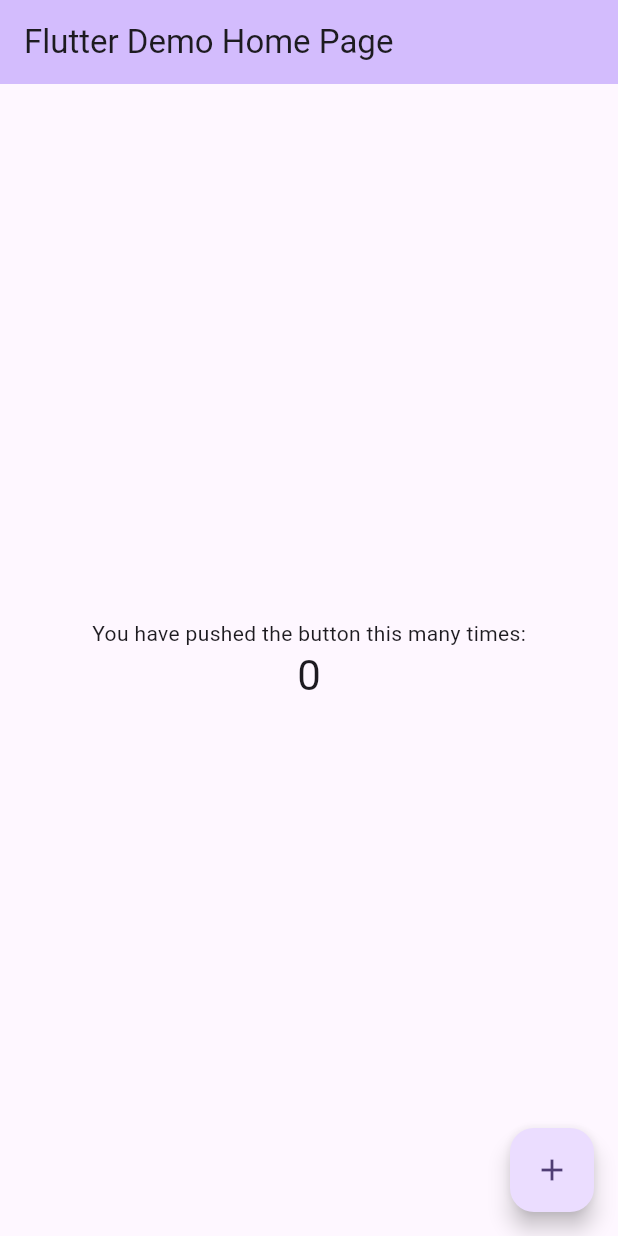
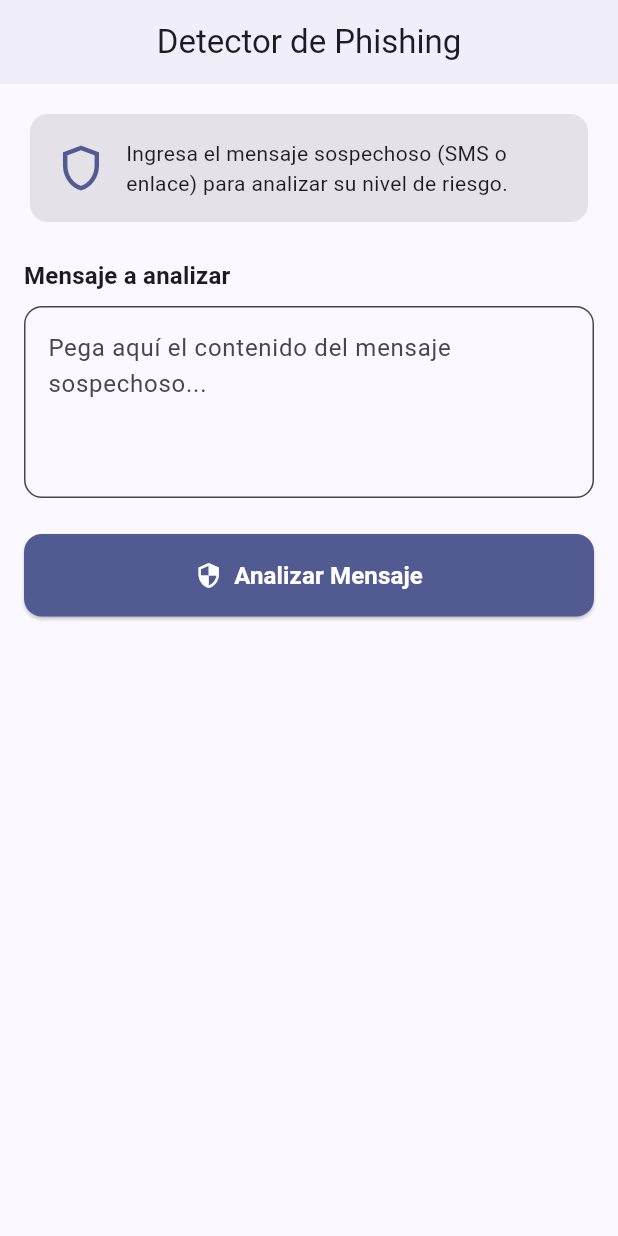
Before and after one commit to JhonRainbow6/phishing_agent_app, a Flutter app: the screen it shows after launch, on a phone screen of 412 x 824 dp. Run offline on Flutter 3.47's test engine with Material 3 defaults, Android fonts, the light colour scheme and no system bars.

Commit message:
add/ diseño estatico IU v0.1

```diff
--- a/lib/main.dart
+++ b/lib/main.dart
@@ -1,122 +1,135 @@
 import 'package:flutter/material.dart';
 
 void main() {
-  runApp(const MyApp());
+  runApp(const PhishingAgentApp());
 }
 
-class MyApp extends StatelessWidget {
-  const MyApp({super.key});
+class PhishingAgentApp extends StatelessWidget {
+  const PhishingAgentApp({super.key});
 
-  // This widget is the root of your application.
   @override
   Widget build(BuildContext context) {
     return MaterialApp(
-      title: 'Flutter Demo',
+      title: 'Phishing Detector Agent',
+      debugShowCheckedModeBanner: false,
       theme: ThemeData(
-        // This is the theme of your application.
-        //
-        // TRY THIS: Try running your application with "flutter run". You'll see
-        // the application has a purple toolbar. Then, without quitting the app,
-        // try changing the seedColor in the colorScheme below to Colors.green
-        // and then invoke "hot reload" (save your changes or press the "hot
-        // reload" button in a Flutter-supported IDE, or press "r" if you used
-        // the command line to start the app).
-        //
-        // Notice that the counter didn't reset back to zero; the application
-        // state is not lost during the reload. To reset the state, use hot
-        // restart instead.
-        //
-        // This works for code too, not just values: Most code changes can be
-        // tested with just a hot reload.
-        colorScheme: .fromSeed(seedColor: Colors.deepPurple),
+        useMaterial3: true,
+        colorScheme: ColorScheme.fromSeed(
+          seedColor: Colors.indigo,
+          brightness: Brightness.light,
+        ),
       ),
-      home: const MyHomePage(title: 'Flutter Demo Home Page'),
+      home: const AnalysisScreen(),
     );
   }
 }
 
-class MyHomePage extends StatefulWidget {
-  const MyHomePage({super.key, required this.title});
-
-  // This widget is the home page of your application. It is stateful, meaning
-  // that it has a State object (defined below) that contains fields that affect
-  // how it looks.
-
-  // This class is the configuration for the state. It holds the values (in this
-  // case the title) provided by the parent (in this case the App widget) and
-  // used by the build method of the State. Fields in a Widget subclass are
-  // always marked "final".
-
-  final String title;
+class AnalysisScreen extends StatefulWidget {
+  const AnalysisScreen({super.key});
 
   @override
-  State<MyHomePage> createState() => _MyHomePageState();
+  State<AnalysisScreen> createState() => _AnalysisScreenState();
 }
 
-class _MyHomePageState extends State<MyHomePage> {
-  int _counter = 0;
+class _AnalysisScreenState extends State<AnalysisScreen> {
+  final TextEditingController _textController = TextEditingController();
 
-  void _incrementCounter() {
-    setState(() {
-      // This call to setState tells the Flutter framework that something has
-      // changed in this State, which causes it to rerun the build method below
-      // so that the display can reflect the updated values. If we changed
-      // _counter without calling setState(), then the build method would not be
-      // called again, and so nothing would appear to happen.
-      _counter++;
-    });
+  @override
+  void dispose() {
+    _textController.dispose();
+    super.dispose();
+  }
+
+  void _analyzeMessage() {
+    // Lógica del análisis de backend pendiente a implementar
   }
 
   @override
   Widget build(BuildContext context) {
-    // This method is rerun every time setState is called, for instance as done
-    // by the _incrementCounter method above.
-    //
-    // The Flutter framework has been optimized to make rerunning build methods
-    // fast, so that you can just rebuild anything that needs updating rather
-    // than having to individually change instances of widgets.
+    final theme = Theme.of(context);
+
     return Scaffold(
       appBar: AppBar(
-        // TRY THIS: Try changing the color here to a specific color (to
-        // Colors.amber, perhaps?) and trigger a hot reload to see the AppBar
-        // change color while the other colors stay the same.
-        backgroundColor: Theme.of(context).colorScheme.inversePrimary,
-        // Here we take the value from the MyHomePage object that was created by
-        // the App.build method, and use it to set our appbar title.
-        title: Text(widget.title),
+        title: const Text('Detector de Phishing'),
+        centerTitle: true,
+        elevation: 2,
       ),
-      body: Center(
-        // Center is a layout widget. It takes a single child and positions it
-        // in the middle of the parent.
+      body: SingleChildScrollView(
+        padding: const EdgeInsets.all(16.0),
         child: Column(
-          // Column is also a layout widget. It takes a list of children and
-          // arranges them vertically. By default, it sizes itself to fit its
-          // children horizontally, and tries to be as tall as its parent.
-          //
-          // Column has various properties to control how it sizes itself and
-          // how it positions its children. Here we use mainAxisAlignment to
-          // center the children vertically; the main axis here is the vertical
-          // axis because Columns are vertical (the cross axis would be
-          // horizontal).
-          //
-          // TRY THIS: Invoke "debug painting" (choose the "Toggle Debug Paint"
-          // action in the IDE, or press "p" in the console), to see the
-          // wireframe for each widget.
-          mainAxisAlignment: .center,
+          crossAxisAlignment: CrossAxisAlignment.stretch,
           children: [
-            const Text('You have pushed the button this many times:'),
+            Card(
+              elevation: 0,
+              color: theme.colorScheme.surfaceContainerHighest,
+              shape: RoundedRectangleBorder(
+                borderRadius: BorderRadius.circular(12),
+              ),
+              child: Padding(
+                padding: const EdgeInsets.all(16.0),
+                child: Row(
+                  children: [
+                    Icon(
+                      Icons.shield_outlined,
+                      size: 36,
+                      color: theme.colorScheme.primary,
+                    ),
+                    const SizedBox(width: 12),
+                    Expanded(
+                      child: Text(
+                        'Ingresa el mensaje sospechoso (SMS o enlace) para analizar su nivel de riesgo.',
+                        style: theme.textTheme.bodyMedium,
+                      ),
+                    ),
+                  ],
+                ),
+              ),
+            ),
+            const SizedBox(height: 20),
             Text(
-              '$_counter',
-              style: Theme.of(context).textTheme.headlineMedium,
+              'Mensaje a analizar',
+              style: theme.textTheme.titleMedium?.copyWith(
+                fontWeight: FontWeight.bold,
+              ),
+            ),
+            const SizedBox(height: 8),
+            TextField(
+              controller: _textController,
+              maxLines: 8,
+              minLines: 4,
+              decoration: InputDecoration(
+                hintText: 'Pega aquí el contenido del mensaje sospechoso...',
+                alignLabelWithHint: true,
+                border: OutlineInputBorder(
+                  borderRadius: BorderRadius.circular(12),
+                ),
+                filled: true,
+                fillColor: theme.colorScheme.surface,
+              ),
+            ),
+            const SizedBox(height: 24),
+            ElevatedButton.icon(
+              onPressed: _analyzeMessage,
+              style: ElevatedButton.styleFrom(
+                padding: const EdgeInsets.symmetric(vertical: 16),
+                shape: RoundedRectangleBorder(
+                  borderRadius: BorderRadius.circular(12),
+                ),
+                backgroundColor: theme.colorScheme.primary,
+                foregroundColor: theme.colorScheme.onPrimary,
+              ),
+              icon: const Icon(Icons.security_outlined),
+              label: const Text(
+                'Analizar Mensaje',
+                style: TextStyle(
+                  fontSize: 16,
+                  fontWeight: FontWeight.bold,
+                ),
+              ),
             ),
           ],
         ),
       ),
-      floatingActionButton: FloatingActionButton(
-        onPressed: _incrementCounter,
-        tooltip: 'Increment',
-        child: const Icon(Icons.add),
-      ),
     );
   }
 }
```
Also changed, not shown: pubspec.lock, 1 other file.
